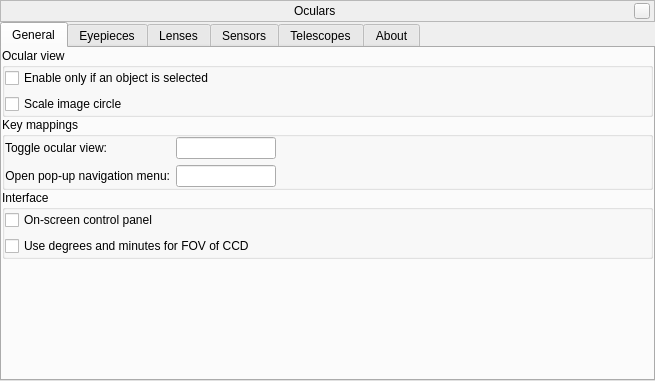
Before: the Qt Designer form plugins/Oculars/src/gui/ocularDialog.ui in 519984307/stellarium_src, drawn with Qt 5.
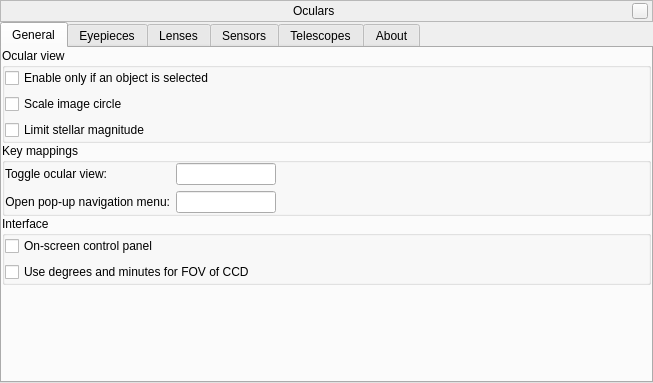
After: the same form once the commit is applied. Custom widgets are drawn as their Qt base class.

Commit message: added new option to Oculars plugin

The edit to the form file:
```diff
--- a/plugins/Oculars/src/gui/ocularDialog.ui
+++ b/plugins/Oculars/src/gui/ocularDialog.ui
@@ -6,8 +6,8 @@
    <rect>
     <x>0</x>
     <y>0</y>
-    <width>655</width>
-    <height>381</height>
+    <width>653</width>
+    <height>383</height>
    </rect>
   </property>
   <property name="sizePolicy">
@@ -174,6 +174,16 @@
                </property>
               </widget>
              </item>
+             <item>
+              <widget class="QCheckBox" name="limitStellarMagnitudeCheckBox">
+               <property name="toolTip">
+                <string>Apply limits stellar magnitude for different apertures of telescopes</string>
+               </property>
+               <property name="text">
+                <string>Limit stellar magnitude</string>
+               </property>
+              </widget>
+             </item>
             </layout>
            </widget>
           </item>
```
The commit also changes 4 other files.
